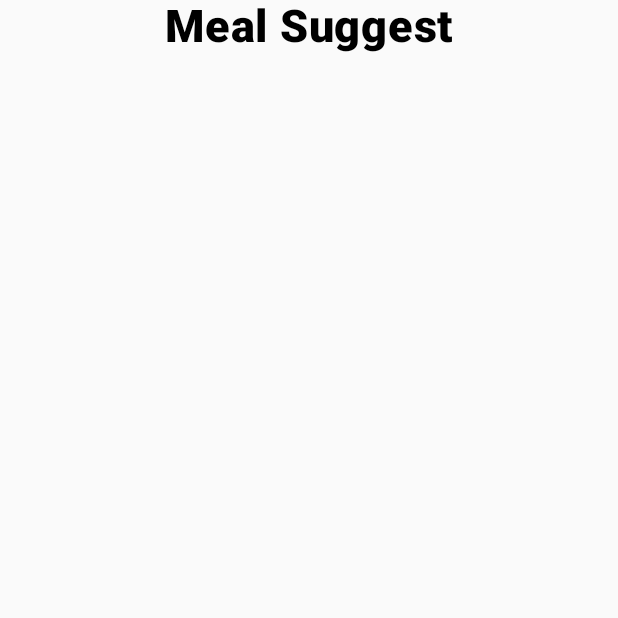
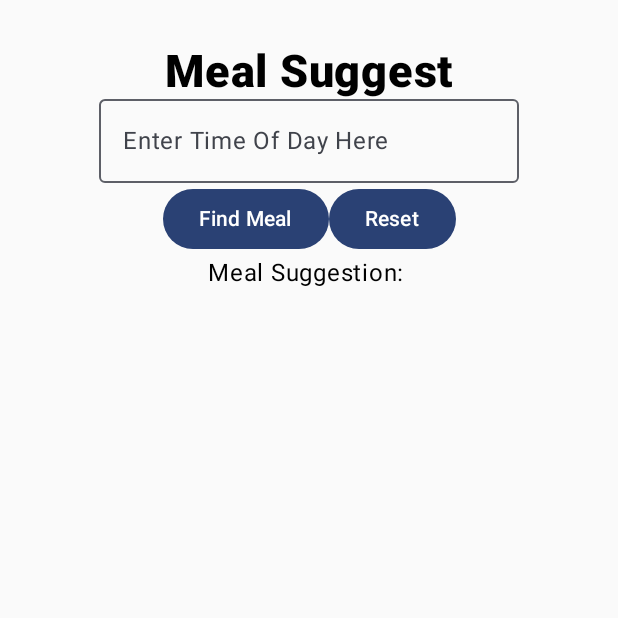
Before and after one commit to JSchellRoseBank/Meal-Suggest, an Android app built with Jetpack Compose: the screen it shows after launch (MainActivity), on a phone screen of 412 x 824 dp, the top half of it. Run offline under Robolectric (Android 15) with nearby library versions, the phone set to English and light mode, and no system bars.

Commit message:
Added main UI

```diff
--- a/app/src/main/java/com/example/mealsuggest/MainActivity.kt
+++ b/app/src/main/java/com/example/mealsuggest/MainActivity.kt
@@ -5,11 +5,20 @@ import androidx.activity.ComponentActivity
 import androidx.activity.compose.setContent
 import androidx.activity.enableEdgeToEdge
 import androidx.compose.foundation.layout.Column
+import androidx.compose.foundation.layout.Row
+import androidx.compose.foundation.layout.Spacer
 import androidx.compose.foundation.layout.fillMaxSize
 import androidx.compose.foundation.layout.padding
+import androidx.compose.foundation.layout.size
+import androidx.compose.material3.Button
+import androidx.compose.material3.OutlinedTextField
 import androidx.compose.material3.Scaffold
 import androidx.compose.material3.Text
 import androidx.compose.runtime.Composable
+import androidx.compose.runtime.mutableStateOf
+import androidx.compose.runtime.getValue
+import androidx.compose.runtime.setValue
+import androidx.compose.runtime.remember
 import androidx.compose.ui.Alignment
 import androidx.compose.ui.Modifier
 import androidx.compose.ui.text.font.FontWeight
@@ -23,17 +32,42 @@ class MainActivity : ComponentActivity() {
         super.onCreate(savedInstanceState)
         enableEdgeToEdge()
         setContent() {
+            var mealSuggestion by remember {
+                mutableStateOf("")
+            }
+
             MealSuggestTheme {
                 Column(
                     horizontalAlignment = Alignment.CenterHorizontally,
                     modifier = Modifier.fillMaxSize())
                 {
+                    Spacer(modifier = Modifier.size(30.dp))
+
                     Text(
                         text = "Meal Suggest",
                         fontSize = 30.sp,
                         fontWeight = FontWeight.Black
                     )
 
+                    OutlinedTextField(
+                        value = "",
+                        onValueChange = {
+                        },
+                        placeholder = {
+                            Text(text = "Enter Time Of Day Here")
+                        }
+                    )
+
+                    Row {
+                        Button(onClick = {}) {
+                            Text(text = "Find Meal")
+                        }
+                        Button(onClick = {}) {
+                            Text(text = "Reset")
+                        }
+                    }
+
+                    Text(text = "Meal Suggestion: \n\n")
 
                 }
             }
```
